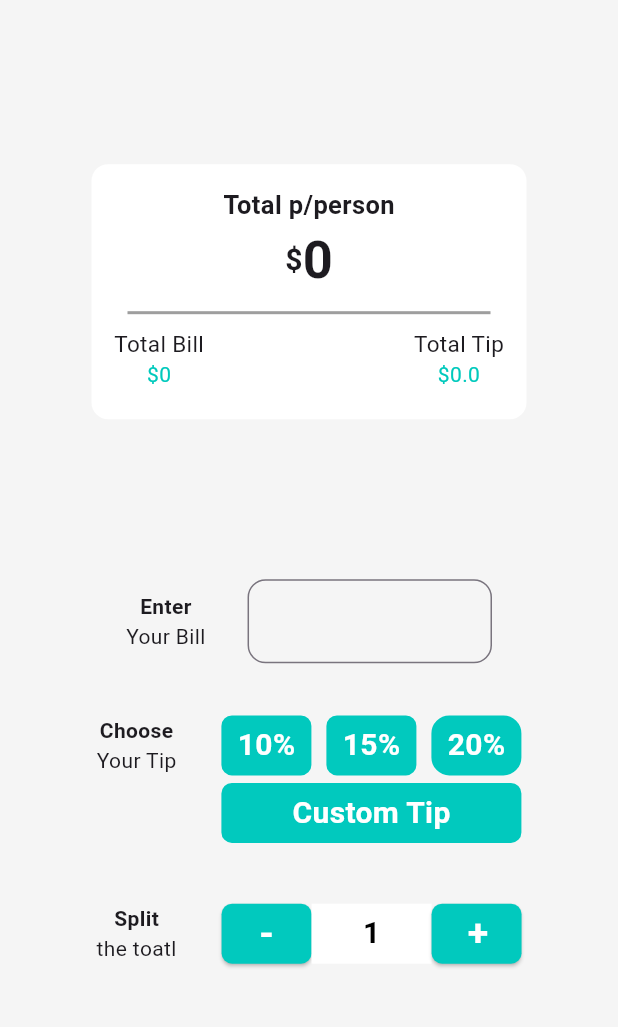
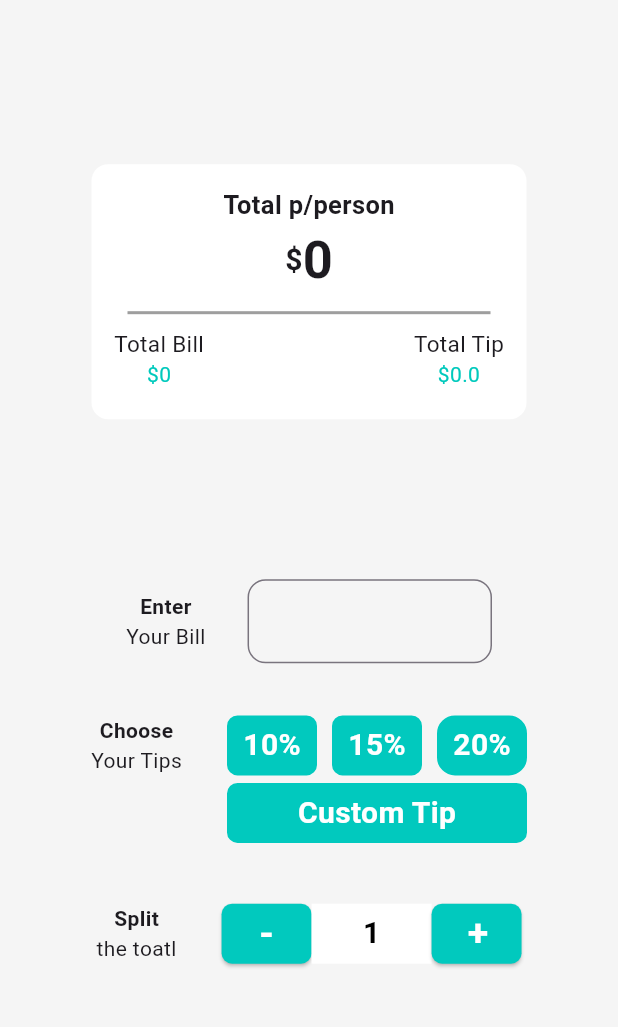
Before and after one commit to PrernaMi/Tip_Calculator, a Flutter app: the screen it shows after launch, on a phone screen of 412 x 824 dp, the part 138-1165 px from its top. Run offline on Flutter 3.47's test engine with Material 3 defaults, Android fonts, the phone set to English and light mode, and no system bars; Roboto replaces fonts that are missing (AppBarFont, assets/fonts/Kanit-ExtraBold.ttf, assets/fonts/Kanit-ExtraBoldItalic.ttf).

Commit message:
Initial Commit

```diff
--- a/lib/homepage.dart
+++ b/lib/homepage.dart
@@ -171,7 +171,7 @@ class _TipHomePageState extends State<TipHomePage> {
                       mainAxisAlignment: MainAxisAlignment.start,
                       children: [
                         Text("Choose",style: TextStyle(fontWeight: FontWeight.bold),),
-                        Text("Your Tip"),
+                        Text("Your Tips"),
                       ],
                     ),
                     SizedBox(width: 30,),
```
